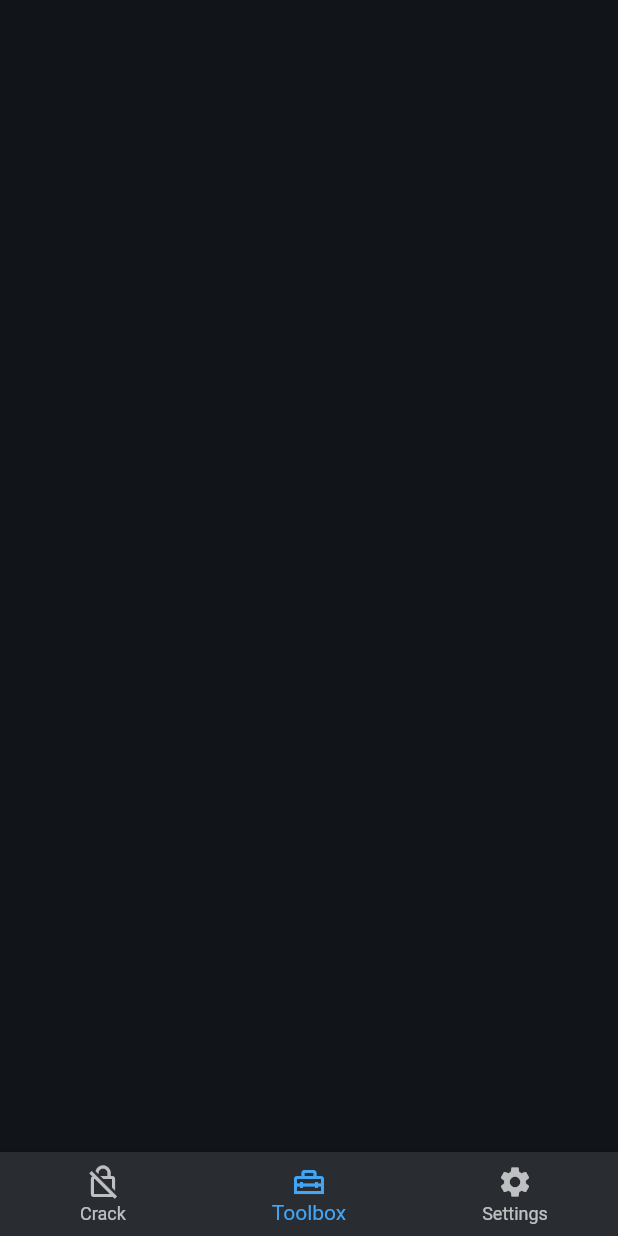
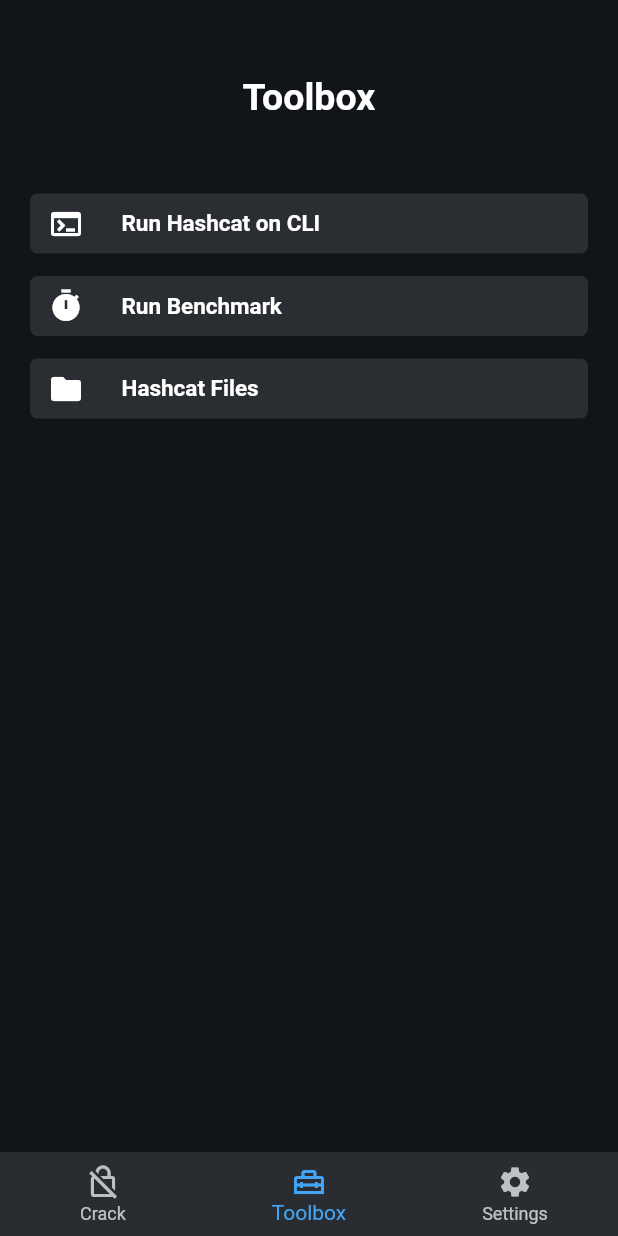
Before and after one commit to NathanKolbas/hashcat-flutter, a Flutter app: the screen it shows after launch, swiped to page 2, on a phone screen of 412 x 824 dp. Run offline on Flutter 3.47's test engine with Material 2 defaults, Android fonts, the phone set to English and light mode, and no system bars; our stand-ins replace file_picker, google_fonts; missing offline and left inert: hashcat_dart, multiselect.

Commit message:
Toolbox screen

```diff
--- a/lib/pages/home_page/home_page.dart
+++ b/lib/pages/home_page/home_page.dart
@@ -42,7 +42,7 @@
           controller: _pageController,
           onPageChanged: _pageChanged,
           children: const <Widget>[
-            Cracking(),
+            Target(),
             Toolbox(),
             Settings(),
           ],
--- a/lib/pages/toolbox/toolbox.dart
+++ b/lib/pages/toolbox/toolbox.dart
@@ -1,10 +1,81 @@
 import 'package:flutter/material.dart';
+import 'package:hashcat_flutter/constants.dart';
 
 class Toolbox extends StatelessWidget {
   const Toolbox({Key? key}) : super(key: key);
 
   @override
   Widget build(BuildContext context) {
-    return Container();
+    return Column(
+      mainAxisAlignment: MainAxisAlignment.start,
+      children: <Widget>[
+        const SizedBox(height: 50),
+        const Text("Toolbox",
+            style: TextStyle(fontSize: 25, fontWeight: FontWeight.bold)),
+        const SizedBox(height: 50),
+        ToolboxRow(
+            onTap: () {
+              print("CLI click");
+            },
+            iconData: Icons.terminal,
+            label: "Run Hashcat on CLI"
+        ),
+        const SizedBox(height: 15),
+        ToolboxRow(
+            onTap: () {
+              print("Benchmark click");
+            },
+            iconData: Icons.timer,
+            label: "Run Benchmark"
+        ),
+        const SizedBox(height: 15),
+        ToolboxRow(
+            onTap: () {
+              print("Hashcat Files click");
+            },
+            iconData: Icons.folder,
+            label: "Hashcat Files"
+        ),
+      ],
+    );
   }
 }
+
+class ToolboxRow extends StatelessWidget {
+  final Function()? onTap;
+  final IconData iconData;
+  final String label;
+
+  const ToolboxRow({
+    this.onTap,
+    required this.iconData,
+    required this.label,
+    Key? key,
+  }) : super(key: key);
+
+  @override
+  Widget build(BuildContext context) {
+    return Container(
+        decoration: BoxDecoration(
+            borderRadius: BorderRadius.circular(5),
+            color: themeDark.dividerColor),
+        child: InkWell(
+          onTap: onTap,
+          child: Padding(
+            padding: const EdgeInsets.fromLTRB(12, 8, 12, 8),
+            child: Row(
+                mainAxisAlignment: MainAxisAlignment.start,
+                children: [
+                  Icon(iconData),
+                  SizedBox(width: 25),
+                  Text(label,
+                      style:
+                      TextStyle(fontSize: 15, fontWeight: FontWeight.bold)),
+                ]
+            )
+            ,
+          )
+          ,
+        ));
+  }
+}
--- a/lib/providers/crack_options.dart
+++ b/lib/providers/crack_options.dart
@@ -12,7 +12,7 @@
   initCrackOptions() async {
     try {
       hashType = 0;
-      String target = "";
+      target = "";
       attackMode = 0;
       dictionary = "";
       outfileFormat = [];
```
